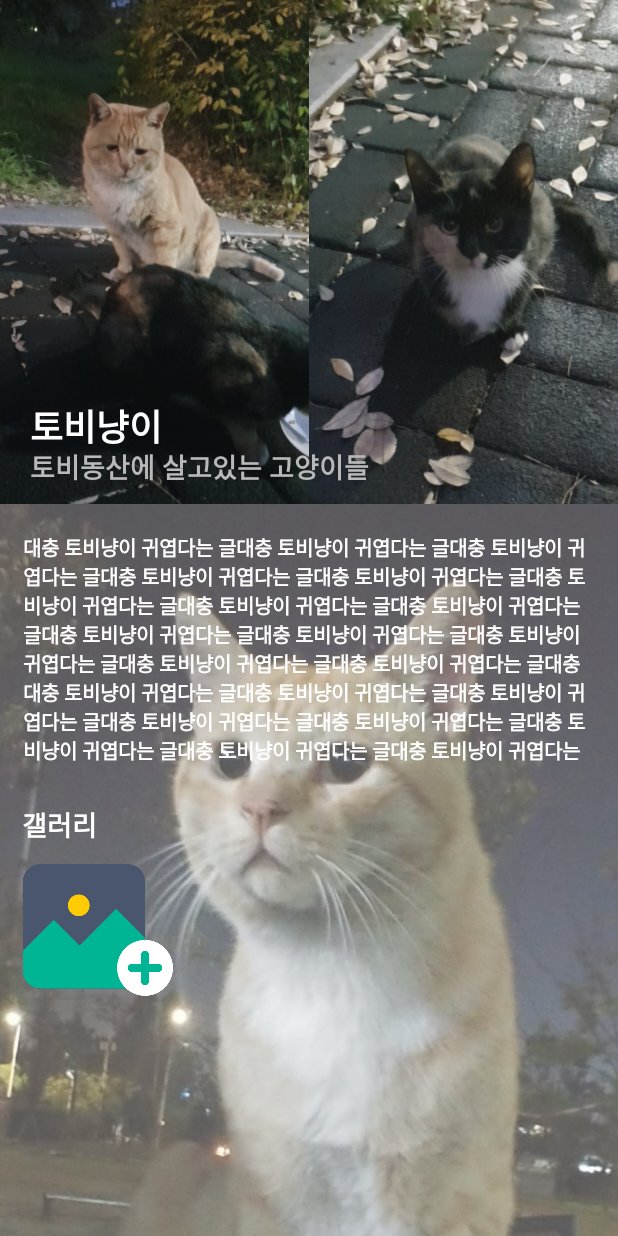
After one commit to Tu-Know-Project/T-Know, an Android app: the GalleryFragment screen opened directly, with no data from a screen before it, on a phone screen of 412 x 824 dp. The commit adds this screen. Run offline under Robolectric (Android 15) with nearby library versions, the phone set to English and light mode, and no system bars; pictures from the network do not load.

Commit message:
[feat] 토비냥이 애니메이션 구현, 토비냥이 소개 기능 추가

```diff
--- /dev/null
+++ b/app/src/main/java/com/example/t_know/mainPage/GalleryFragment.kt
@@ -0,0 +1,55 @@
+package com.example.t_know.mainPage
+
+import BaseFragment
+import android.app.Activity
+import android.content.Intent
+import android.net.Uri
+import android.os.Bundle
+import android.provider.MediaStore
+import android.view.View
+
+import androidx.recyclerview.widget.LinearLayoutManager
+import androidx.recyclerview.widget.RecyclerView
+import com.example.t_know.R
+import com.example.t_know.databinding.FragmentGalleryBinding
+
+
+class GalleryFragment : BaseFragment<FragmentGalleryBinding>(
+    R.layout.fragment_gallery,
+    FragmentGalleryBinding::inflate
+) {
+
+    private lateinit var photoList: MutableList<String>
+    private lateinit var adapter: GalleryAdapter
+    private lateinit var recyclerView: RecyclerView
+    private val PICK_IMAGE = 1
+
+    override fun onViewCreated(view: View, savedInstanceState: Bundle?) {
+        super.onViewCreated(view, savedInstanceState)
+
+        photoList = mutableListOf()
+        adapter = GalleryAdapter(photoList)
+
+        binding.recyclerViewPhotos.apply {
+            layoutManager = LinearLayoutManager(requireContext(), LinearLayoutManager.HORIZONTAL, false)
+            adapter = adapter
+        }
+
+        binding.buttonAddPhoto.setOnClickListener {
+            val intent = Intent(Intent.ACTION_PICK, MediaStore.Images.Media.EXTERNAL_CONTENT_URI)
+            startActivityForResult(intent, PICK_IMAGE)
+        }
+    }
+
+    override fun onActivityResult(requestCode: Int, resultCode: Int, data: Intent?) {
+        super.onActivityResult(requestCode, resultCode, data)
+        if (requestCode == PICK_IMAGE && resultCode == Activity.RESULT_OK && data != null) {
+            val selectedImage: Uri? = data.data
+            selectedImage?.let {
+                photoList.add(it.toString())
+                adapter.notifyDataSetChanged()
+            }
+        }
+    }
+
+}
--- /dev/null
+++ b/app/src/main/java/com/example/t_know/mainPage/TobiNyangActivity.kt
@@ -0,0 +1,15 @@
+package com.example.t_know.mainPage
+
+import BaseActivity
+import androidx.appcompat.app.AppCompatActivity
+import android.os.Bundle
+import com.example.t_know.R
+import com.example.t_know.databinding.ActivityMainBinding
+import com.example.t_know.databinding.ActivityTobiNyangBinding
+
+class TobiNyangActivity :BaseActivity<ActivityTobiNyangBinding>(ActivityTobiNyangBinding::inflate){
+    override fun onCreate(savedInstanceState: Bundle?) {
+        super.onCreate(savedInstanceState)
+        setContentView(binding.root)
+    }
+}
--- /dev/null
+++ b/app/src/main/res/layout/activity_tobi_nyang.xml
@@ -0,0 +1,110 @@
+<?xml version="1.0" encoding="utf-8"?>
+<LinearLayout xmlns:android="http://schemas.android.com/apk/res/android"
+    xmlns:app="http://schemas.android.com/apk/res-auto"
+    xmlns:tools="http://schemas.android.com/tools"
+    android:layout_width="match_parent"
+    android:layout_height="match_parent"
+    tools:context=".mainPage.TobiNyangActivity"
+    android:orientation="vertical"
+    >
+    <FrameLayout
+        android:layout_width="match_parent"
+        android:layout_height="336dp"
+        >
+        <LinearLayout
+            android:layout_width="match_parent"
+            android:layout_height="match_parent"
+            android:orientation="horizontal"
+            >
+            <ImageView
+                android:layout_width="0dp"
+                android:layout_weight="1"
+                android:layout_height="match_parent"
+                android:src="@drawable/tobicat_1"
+                android:scaleType="centerCrop"
+                />
+            <ImageView
+                android:layout_width="0dp"
+                android:layout_weight="1"
+                android:layout_height="match_parent"
+                android:src="@drawable/tobicat_2"
+                android:scaleType="centerCrop"
+                />
+        </LinearLayout>
+        <LinearLayout
+            android:layout_width="match_parent"
+            android:layout_height="wrap_content"
+            android:orientation="vertical"
+            android:layout_gravity="bottom"
+            android:layout_marginLeft="20dp"
+            android:layout_marginBottom="10dp"
+            >
+            <TextView
+                android:layout_width="match_parent"
+                android:layout_height="30dp"
+                android:text="토비냥이"
+                android:textColor="@color/white"
+                android:textStyle="bold"
+                android:textSize="24dp"
+                android:layout_gravity="center"
+                android:gravity="center|left"
+                />
+            <TextView
+                android:layout_width="match_parent"
+                android:layout_height="30dp"
+                android:text="토비동산에 살고있는 고양이들"
+                android:textColor="#B9B9B9"
+                android:textStyle="bold"
+                android:textSize="18dp"
+                android:layout_gravity="center"
+                android:gravity="center|left"
+                />
+        </LinearLayout>
+    </FrameLayout>
+    <FrameLayout
+        android:layout_width="match_parent"
+        android:layout_height="match_parent"
+        >
+        <ImageView
+            android:layout_width="match_parent"
+            android:layout_height="match_parent"
+            android:src="@drawable/tobicat_3"
+            android:scaleType="centerCrop"
+            />
+
+        <LinearLayout
+            android:layout_width="match_parent"
+            android:layout_height="match_parent"
+            android:orientation="vertical"
+            >
+            <TextView
+                android:layout_width="match_parent"
+                android:layout_height="163dp"
+                android:layout_margin="15dp"
+                android:textSize="13dp"
+                android:gravity="center|left"
+                android:layout_gravity="center"
+                android:textStyle="bold"
+                android:textColor="@color/white"
+                android:text="대충 토비냥이 귀엽다는 글대충 토비냥이 귀엽다는 글대충 토비냥이 귀엽다는 글대충 토비냥이 귀엽다는 글대충 토비냥이 귀엽다는 글대충 토비냥이 귀엽다는 글대충 토비냥이 귀엽다는 글대충 토비냥이 귀엽다는 글대충 토비냥이 귀엽다는 글대충 토비냥이 귀엽다는 글대충 토비냥이 귀엽다는 글대충 토비냥이 귀엽다는 글대충 토비냥이 귀엽다는 글대충대충 토비냥이 귀엽다는 글대충 토비냥이 귀엽다는 글대충 토비냥이 귀엽다는 글대충 토비냥이 귀엽다는 글대충 토비냥이 귀엽다는 글대충 토비냥이 귀엽다는 글대충 토비냥이 귀엽다는 글대충 토비냥이 귀엽다는 "
+                />
+            <TextView
+                android:layout_width="match_parent"
+                android:layout_height="40dp"
+                android:text="갤러리"
+                android:textColor="@color/white"
+                android:textSize="18dp"
+                android:textStyle="bold"
+                android:gravity="center|left"
+                android:layout_gravity="center"
+                android:layout_marginLeft="10dp"
+                />
+            <androidx.fragment.app.FragmentContainerView
+                android:id="@+id/gallery_fragment_container"
+                android:layout_width="match_parent"
+                android:layout_height="match_parent"
+                android:layout_marginLeft="15dp"
+                android:name="com.example.t_know.mainPage.GalleryFragment" />
+        </LinearLayout>
+    </FrameLayout>
+</LinearLayout>
--- /dev/null
+++ b/app/src/main/res/layout/fragment_gallery.xml
@@ -0,0 +1,19 @@
+<?xml version="1.0" encoding="utf-8"?>
+<LinearLayout xmlns:android="http://schemas.android.com/apk/res/android"
+    android:layout_width="match_parent"
+    android:layout_height="match_parent"
+    android:orientation="horizontal">
+    <ImageView
+        android:id="@+id/button_add_photo"
+        android:layout_width="100dp"
+        android:layout_height="100dp"
+        android:src="@drawable/add_ficture_btn"
+        />
+    <androidx.recyclerview.widget.RecyclerView
+        android:id="@+id/recycler_view_photos"
+        android:layout_width="match_parent"
+        android:layout_height="match_parent"
+        android:orientation="horizontal"
+        android:scrollbars="horizontal">
+    </androidx.recyclerview.widget.RecyclerView>
+</LinearLayout>
```
Also changed, not shown: app/src/main/AndroidManifest.xml (+45 -37 lines), app/src/main/java/com/example/t_know/mainPage/GalleryAdapter.kt (added, +29 -0 lines), app/src/main/java/com/example/t_know/mainPage/MainActivity.kt (+51 -1 lines), app/src/main/res/layout/activity_main.xml (+15 -13 lines), app/src/main/res/layout/item_photo.xml (added, +12 -0 lines), app/src/main/res/drawable/add_ficture_btn.png (added), app/src/main/res/drawable/ficture_add_btn_icon.png (added), app/src/main/res/drawable/tobicat_1.png (added), app/src/main/res/drawable/tobicat_2.png (added), app/src/main/res/drawable/tobicat_3.png (added).
